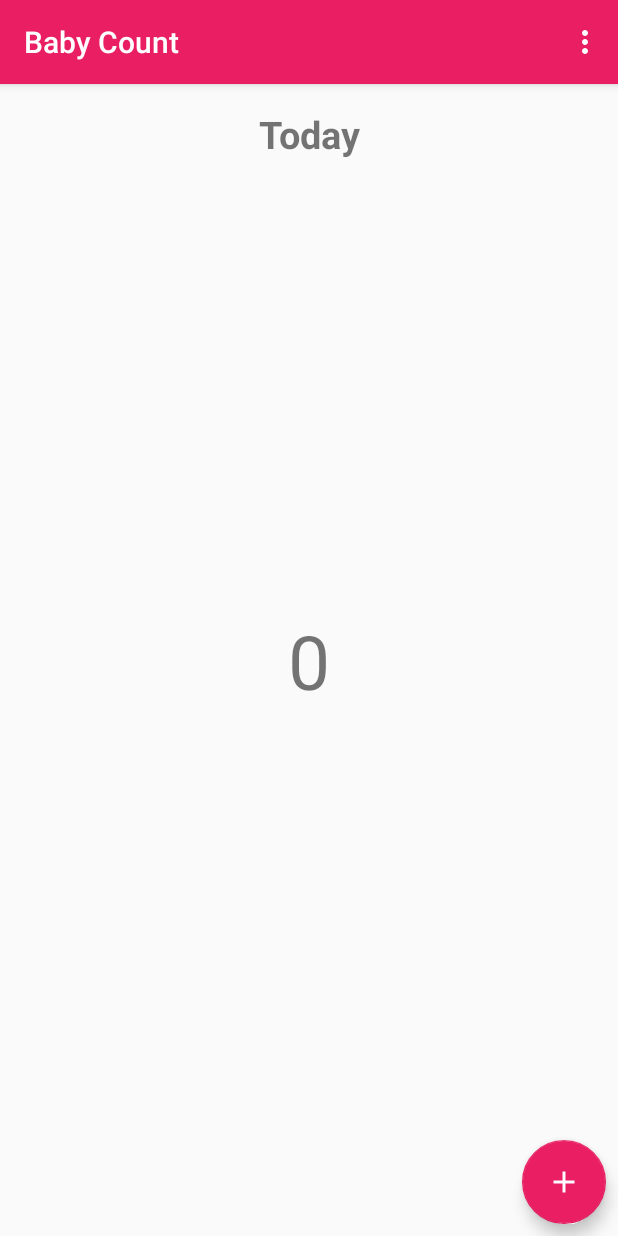
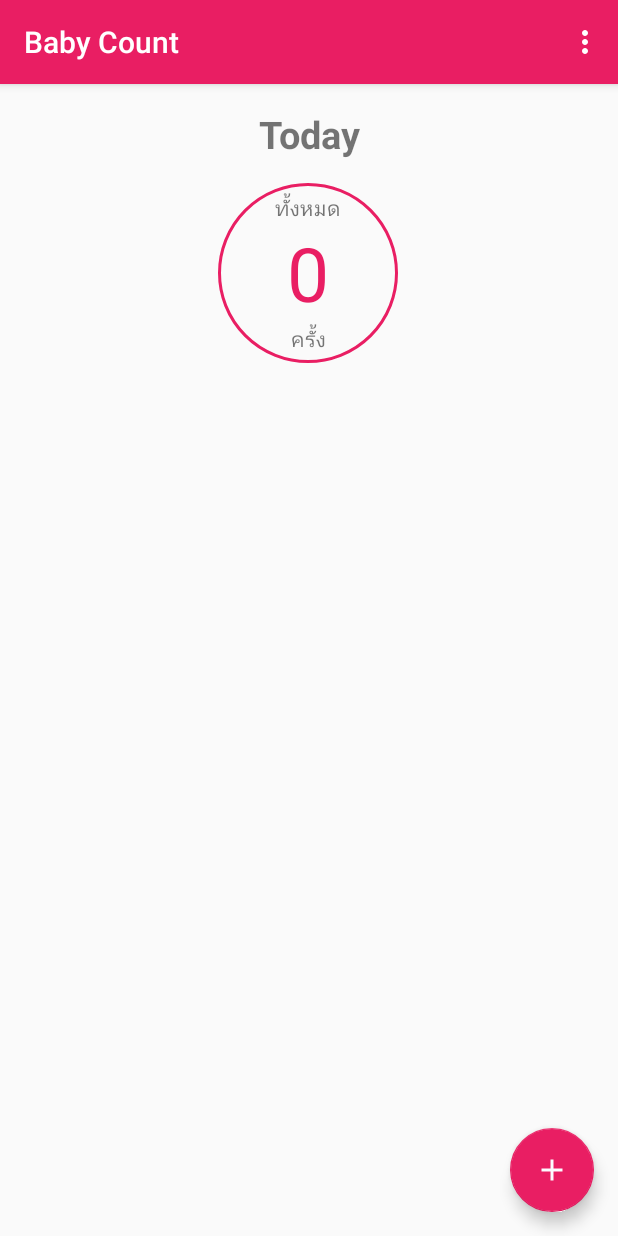
Before and after one commit to sumeta/android-babycount, an Android app: the screen it shows after launch (MainActivity), on a phone screen of 412 x 824 dp. Run offline under Robolectric (Android 15) with nearby library versions, the phone set to English and light mode, and no system bars.

Commit message:
count from db

```diff
--- a/app/src/main/java/com/tpsoft/babycount/FirstFragment.kt
+++ b/app/src/main/java/com/tpsoft/babycount/FirstFragment.kt
@@ -20,6 +20,7 @@ class FirstFragment : Fragment() {
 
     private var nCount:Int = 0
     private lateinit var textViewCount: TextView
+    private val dateFormat: DateFormat = SimpleDateFormat("yyyy-MM-dd HH:mm:ss")
 
     override fun onCreateView(
             inflater: LayoutInflater, container: ViewGroup?,
@@ -34,23 +35,21 @@ class FirstFragment : Fragment() {
         super.onViewCreated(view, savedInstanceState)
 
         textViewCount = view.findViewById(R.id.textViewCount)
-
-        view.findViewById<Button>(R.id.button_first).setOnClickListener {
-            findNavController().navigate(R.id.action_FirstFragment_to_SecondFragment)
-        }
+        textViewCount.text = this.countList().toString()
 
         view.findViewById<FloatingActionButton>(R.id.floatingActionButton).setOnClickListener{
             nCount++
             val dao = HistoryDao(activity)
             var model = HistoryModel()
-            val dateFormat: DateFormat = SimpleDateFormat("yyyy-MM-dd HH:mm:ss a")
+
             val date = Date()
             val createDate = dateFormat.format(date)
             model.count = nCount
             model.createdDate = createDate
 
             var res = dao.insert(model)
-            textViewCount.text = nCount.toString()
+
+            textViewCount.text = countList().toString()
         }
     }
 
@@ -72,4 +71,10 @@ class FirstFragment : Fragment() {
         return super.onOptionsItemSelected(item)
     }
 
+
+    private fun countList() : Int{
+        val dao = HistoryDao(activity)
+        var his = dao.list
+        return his.size
+    }
 }
--- /dev/null
+++ b/app/src/main/res/drawable-v24/style_cicle.xml
@@ -0,0 +1,18 @@
+<?xml version="1.0" encoding="utf-8"?>
+<shape
+    xmlns:android="http://schemas.android.com/apk/res/android"
+    android:shape="oval">
+
+<!--    <solid-->
+<!--        android:color="#666666"/>-->
+
+
+    <stroke
+        android:width="2dip"
+        android:color="#E91E63" />
+    <corners android:radius="5dip" />
+
+    <size
+        android:width="120dp"
+        android:height="120dp"/>
+</shape>
--- a/app/src/main/res/layout/fragment_first.xml
+++ b/app/src/main/res/layout/fragment_first.xml
@@ -24,39 +24,61 @@
         app:layout_constraintStart_toStartOf="parent"
         app:layout_constraintTop_toTopOf="parent" />
 
-    <TextView
-        android:id="@+id/textViewCount"
+    <LinearLayout
         android:layout_width="wrap_content"
         android:layout_height="wrap_content"
-        android:text="@string/hello_first_fragment"
-        android:textSize="50sp"
-        app:layout_constraintBottom_toTopOf="@id/button_first"
+        android:layout_marginStart="8dp"
+        android:layout_marginLeft="8dp"
+        android:layout_marginTop="50dp"
+        android:layout_marginEnd="8dp"
+        android:layout_marginRight="8dp"
+        android:background="@drawable/style_cicle"
+        android:gravity="center"
+        android:orientation="vertical"
+        android:paddingLeft="10dp"
+        android:paddingRight="10dp"
         app:layout_constraintEnd_toEndOf="parent"
+        app:layout_constraintHorizontal_bias="0.498"
         app:layout_constraintStart_toStartOf="parent"
-        app:layout_constraintTop_toTopOf="parent" />
+        app:layout_constraintTop_toTopOf="@id/textView">
 
-    <Button
-        android:id="@+id/button_first"
-        android:layout_width="wrap_content"
-        android:layout_height="wrap_content"
-        android:visibility="gone"
-        android:text="@string/next"
-        app:layout_constraintBottom_toBottomOf="parent"
-        app:layout_constraintEnd_toEndOf="parent"
-        app:layout_constraintStart_toStartOf="parent"
-        app:layout_constraintTop_toBottomOf="@id/textViewCount" />
+        <TextView
+            android:id="@+id/textView3"
+            android:layout_width="match_parent"
+            android:layout_height="wrap_content"
+            android:gravity="center"
+            android:text="ทั้งหมด" />
+
+        <TextView
+            android:id="@+id/textViewCount"
+            android:layout_width="wrap_content"
+            android:layout_height="wrap_content"
+            android:gravity="center"
+            android:text="@string/hello_first_fragment"
+            android:textColor="@color/colorPrimary"
+            android:textSize="50sp" />
+
+        <TextView
+            android:id="@+id/textView2"
+            android:layout_width="match_parent"
+            android:layout_height="wrap_content"
+            android:gravity="center"
+            android:text="ครั้ง" />
+
+    </LinearLayout>
 
     <com.google.android.material.floatingactionbutton.FloatingActionButton
         android:id="@+id/floatingActionButton"
         android:layout_width="wrap_content"
         android:layout_height="wrap_content"
-        android:layout_marginEnd="8dp"
-        android:layout_marginRight="8dp"
-        android:layout_marginBottom="8dp"
+        android:layout_marginEnd="16dp"
+        android:layout_marginRight="16dp"
+        android:layout_marginBottom="16dp"
         android:clickable="true"
+        android:focusable="true"
         android:src="@drawable/ic_add_24dp"
         app:backgroundTint="@color/colorPrimary"
         app:layout_constraintBottom_toBottomOf="parent"
-        app:layout_constraintEnd_toEndOf="parent"
-        android:focusable="true" />
+        app:layout_constraintEnd_toEndOf="parent" />
+
 </androidx.constraintlayout.widget.ConstraintLayout>
```
